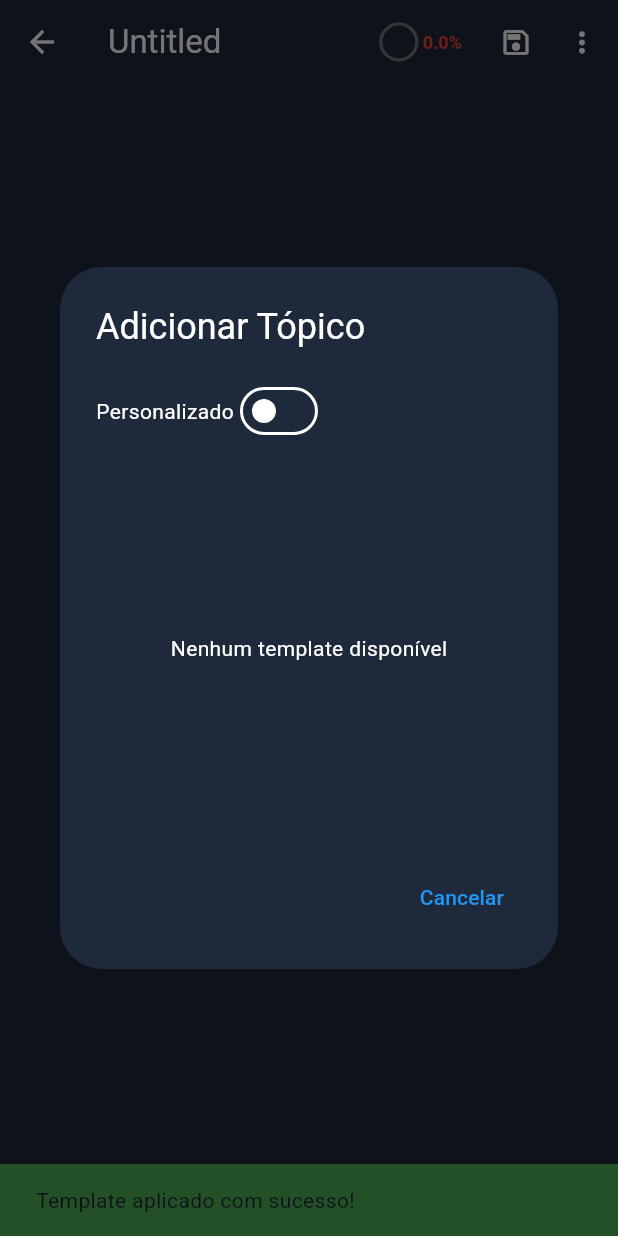
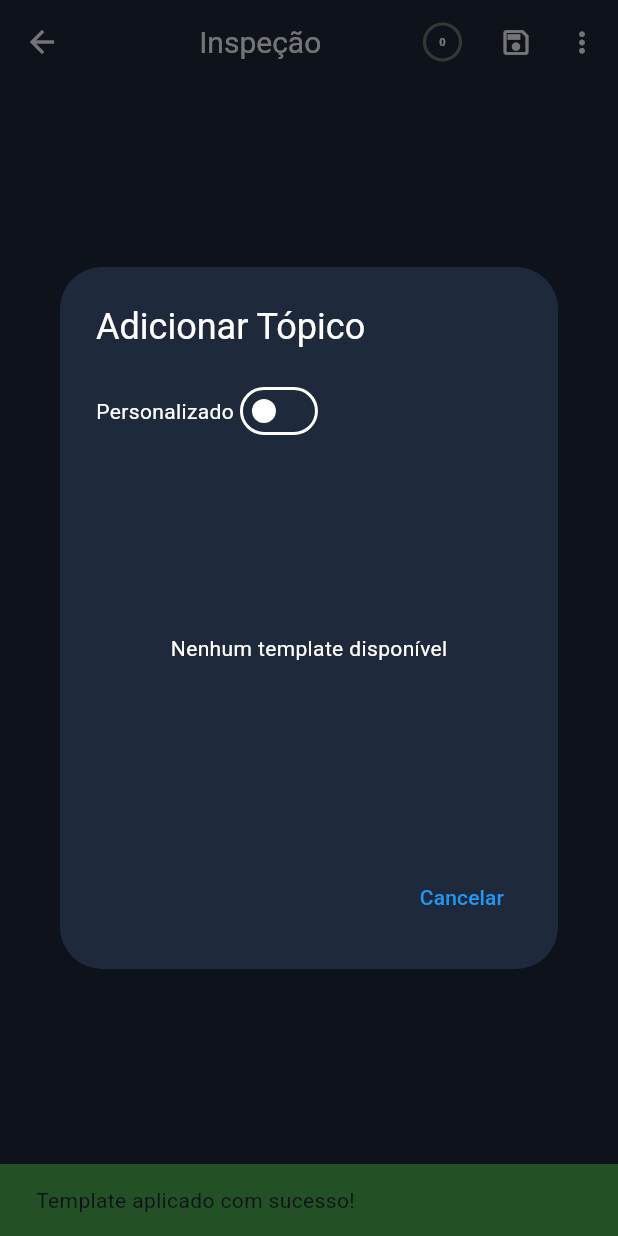
Before and after one commit to danrleyribeiro-rv/inspection_app, a Flutter app: the InspectionDetailScreen screen opened directly with empty values, after a tap on "Adicionar tópico", on a phone screen of 412 x 824 dp. Run offline on Flutter 3.47's test engine with Material 3 defaults, Android fonts, the light colour scheme and no system bars; our stand-ins replace brasil_fields, cloud_firestore, connectivity_plus, file_picker, firebase_auth, firebase_core and 10 more; missing offline and left inert: cpf_cnpj_validator; accounts and stored records are empty.

Commit message:
Commit aqui

```diff
--- a/lib/presentation/screens/inspection/inspection_detail_screen.dart
+++ b/lib/presentation/screens/inspection/inspection_detail_screen.dart
@@ -38,7 +38,6 @@ class _InspectionDetailScreenState extends State<InspectionDetailScreen> {
   bool _isApplyingTemplate = false;
   bool _isRestoringCheckpoint = false;
   double _overallProgress = 0.0;
-  Map<String, int>? _inspectionStats;
   Inspection? _inspection;
   List<Topic> _topics = [];
   int _expandedTopicIndex = -1;
@@ -141,12 +140,11 @@ class _InspectionDetailScreenState extends State<InspectionDetailScreen> {
   Future<void> _loadProgress() async {
     if (_inspection != null) {
       final progress = ProgressCalculationService.calculateOverallProgress(_inspection!.toMap());
-      final stats = ProgressCalculationService.getInspectionStats(_inspection!.toMap());
+      ProgressCalculationService.getInspectionStats(_inspection!.toMap());
 
       if (mounted) {
         setState(() {
           _overallProgress = progress;
-          _inspectionStats = stats;
         });
       }
     }
@@ -585,24 +583,22 @@ class _InspectionDetailScreenState extends State<InspectionDetailScreen> {
         title: Row(
           children: [
             Expanded(
-              child: Text(_inspection?.title ?? 'Inspeção'),
+              child: Text(_inspection?.cod ?? 'Inspeção',
+                textAlign: TextAlign.center,
+                style: const TextStyle(
+                  fontSize: 20,
+                  fontWeight: FontWeight.normal,
+                ),
+              ),
             ),
             if (!_isLoading && _inspection != null) ...[
               const SizedBox(width: 8),
               ProgressCircle(
                 progress: _overallProgress,
                 size: 24,
-                showPercentage: false,
+                showPercentage: true,
               ),
-              const SizedBox(width: 4),
-              Text(
-                '${_overallProgress.toStringAsFixed(1)}%',
-                style: TextStyle(
-                  fontSize: 12,
-                  fontWeight: FontWeight.bold,
-                  color: ProgressCalculationService.getProgressColor(_overallProgress),
-                ),
-              ),
+              const SizedBox(width: 1),
             ],
           ],
         ),
@@ -623,7 +619,7 @@ class _InspectionDetailScreenState extends State<InspectionDetailScreen> {
                   ? 'Reaplicar Template'
                   : 'Aplicar Template',
               onPressed: _isApplyingTemplate ? null : _manuallyApplyTemplate,
-              padding: const EdgeInsets.all(8),
+              padding: const EdgeInsets.all(5),
               visualDensity: VisualDensity.compact,
             ),
           if (_isSyncing || _isApplyingTemplate || _isRestoringCheckpoint)
@@ -640,7 +636,7 @@ class _InspectionDetailScreenState extends State<InspectionDetailScreen> {
             ),
           if (!(_isSyncing || _isApplyingTemplate || _isRestoringCheckpoint))
             PopupMenuButton<String>(
-              padding: const EdgeInsets.all(8),
+              padding: const EdgeInsets.all(5),
               icon: const Icon(Icons.more_vert, size: 22),
               onSelected: (value) async {
                 switch (value) {
```
Also changed, not shown: lib/presentation/screens/inspection/item_widget.dart (+60 -39 lines), lib/presentation/screens/inspection/topic_widget.dart (+40 -28 lines).
